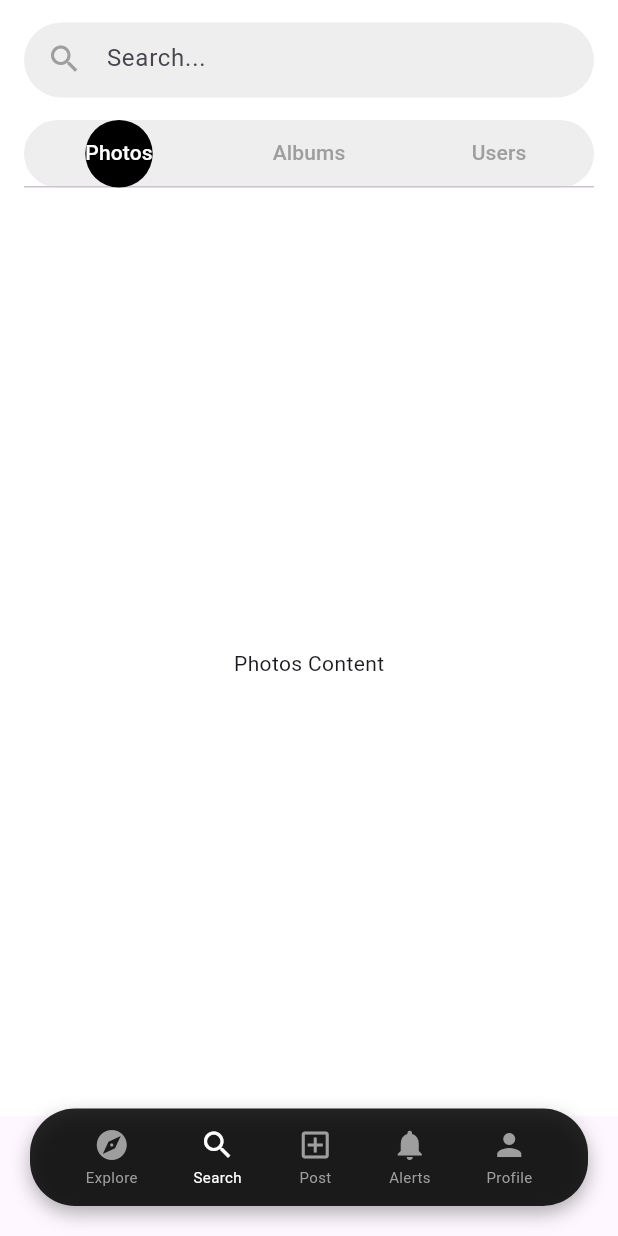
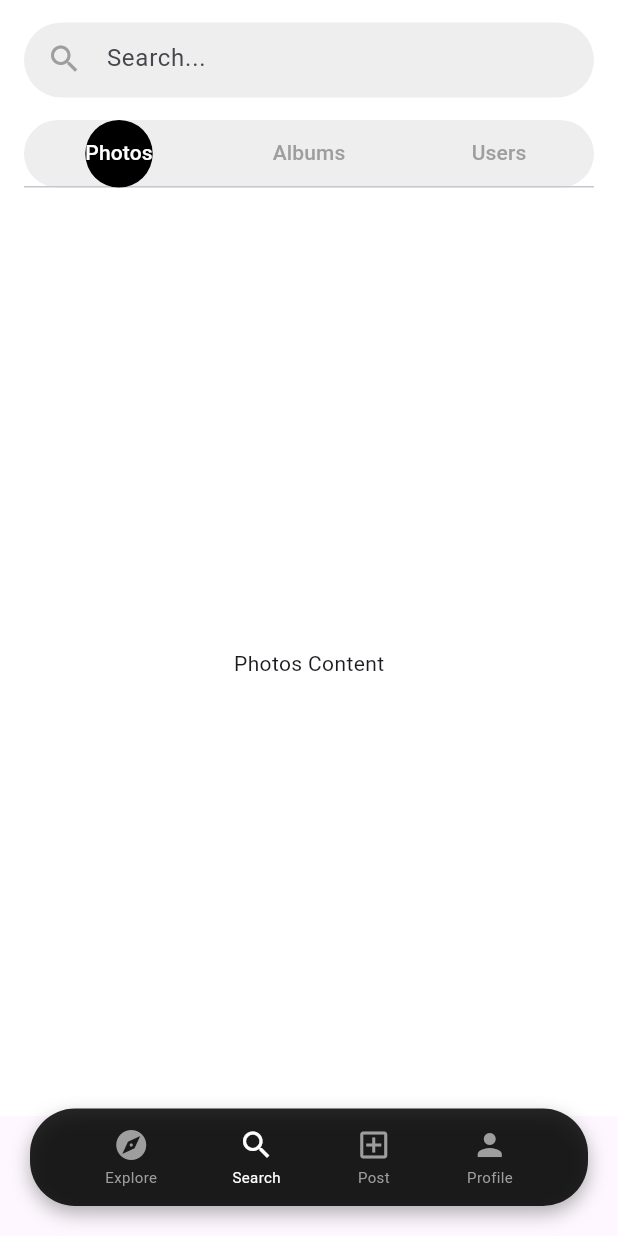
Before and after one commit to mahsaarp/Mora, a Flutter app: the MainScreen screen opened directly, item 2 of the bottom bar chosen, on a phone screen of 412 x 824 dp. Run offline on Flutter 3.47's test engine with Material 3 defaults, Android fonts, the phone set to English and light mode, and no system bars; our stand-ins replace image_picker.

Commit message:
fixed a bug

```diff
--- a/frontend/lib/screens/main_screen.dart
+++ b/frontend/lib/screens/main_screen.dart
@@ -5,7 +5,6 @@ import 'package:mora/pages/profile_page.dart';
 import 'package:mora/pages/publish_page.dart';
 import 'package:mora/pages/search_page.dart';
 import 'package:mora/pages/explore_page.dart';
-
 
 class MainScreen extends StatefulWidget {
   const MainScreen({super.key});
@@ -22,7 +21,6 @@ class _MainScreenState extends State<MainScreen> {
     const ExploreScreen(),
     const SearchScreen(),
     const Center(child: Text("Create Post Screen")),
-    const Center(child: Text("Notifications Screen")),
     const ProfilePage(),
   ];
 
@@ -38,7 +36,6 @@ class _MainScreenState extends State<MainScreen> {
       );
     }
   }
-
 
   void _showCreatePostBottomSheet() {
     showModalBottomSheet(
@@ -99,8 +96,7 @@ class _MainScreenState extends State<MainScreen> {
                   _buildNavItem(Icons.explore, "Explore", 0),
                   _buildNavItem(Icons.search, "Search", 1),
                   _buildNavItem(Icons.add_box_outlined, "Post", 2),
-                  _buildNavItem(Icons.notifications, "Alerts", 3),
-                  _buildNavItem(Icons.person, "Profile", 4),
+                  _buildNavItem(Icons.person, "Profile", 3),
                 ],
               ),
             ),
```
